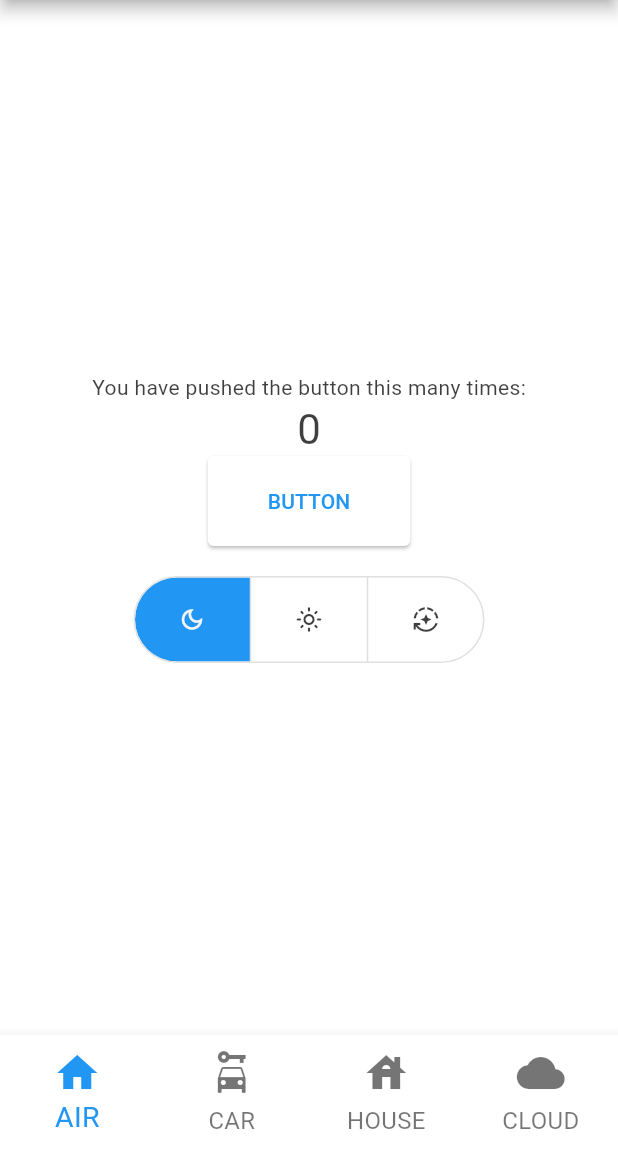
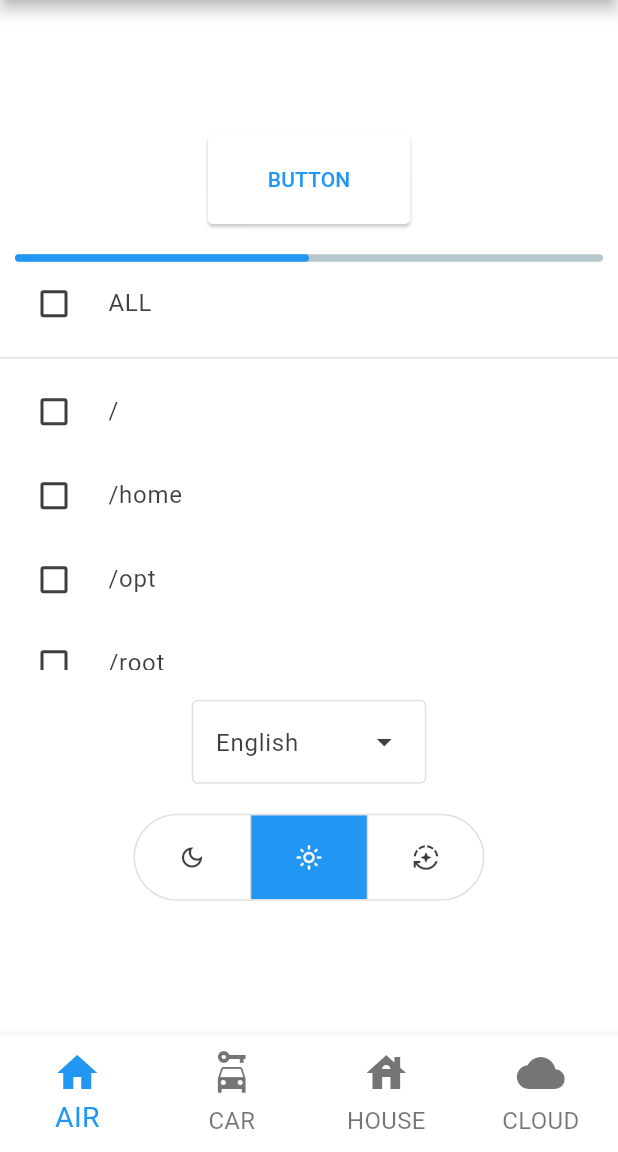
Before and after one commit to ticktechman/flutter-study, a Flutter app: the screen it shows after launch, on a phone screen of 412 x 824 dp, the part 84-1236 px from its top. Run offline on Flutter 3.47's test engine with Material 3 defaults, Android fonts, the light colour scheme and no system bars; drawn by our look-alikes of percent_indicator; generated files the repository leaves out were written again; Roboto replaces fonts that are missing (Voltaire).

Commit message:
add some widget

```diff
--- a/themes/lib/main.dart
+++ b/themes/lib/main.dart
@@ -1,5 +1,6 @@
 import 'package:flutter/cupertino.dart';
 import 'package:flutter/material.dart';
+import 'package:percent_indicator/linear_percent_indicator.dart';
 import 'package:provider/provider.dart';
 
 void main() {
@@ -72,6 +73,7 @@ var light = ThemeData(
       ),
     ),
   ),
+  dividerTheme: DividerThemeData(color: Colors.grey.shade300),
   useMaterial3: true,
 );
 
@@ -86,8 +88,6 @@ class AppSettings with ChangeNotifier {
     notifyListeners();
   }
 }
-
-var curTheme = ThemeMode.dark;
 
 class MyApp extends StatelessWidget {
   const MyApp({super.key});
@@ -129,30 +129,22 @@ class MyHomePage extends StatefulWidget {
 }
 
 class _MyHomePageState extends State<MyHomePage> {
-  int _counter = 0;
   int _selected = 0;
-  Set<ThemeMode> selections = <ThemeMode>{ThemeMode.dark};
+  Set<ThemeMode> selections = <ThemeMode>{ThemeMode.light};
+  bool cbvalue1 = false;
+  bool cbvalue2 = false;
+  bool allselect = false;
 
-  void _incrementCounter() {
-    setState(() {
-      // This call to setState tells the Flutter framework that something has
-      // changed in this State, which causes it to rerun the build method below
-      // so that the display can reflect the updated values. If we changed
-      // _counter without calling setState(), then the build method would not be
-      // called again, and so nothing would appear to happen.
-      _counter++;
-    });
+  List<String> partions = ["/", "/home", "/opt", "/root"];
+  List<bool> checked = [];
+  @override
+  void initState() {
+    super.initState();
+    checked = List<bool>.generate(partions.length, (i) => false);
   }
 
   @override
   Widget build(BuildContext context) {
-    // This method is rerun every time setState is called, for instance as done
-    // by the _incrementCounter method above.
-    //
-    // The Flutter framework has been optimized to make rerunning build methods
-    // fast, so that you can just rebuild anything that needs updating rather
-    // than having to individually change instances of widgets.
-
     return Scaffold(
       appBar: AppBar(
         leading: DrawerButton(
@@ -178,11 +170,6 @@ class _MyHomePageState extends State<MyHomePage> {
         onTap: (idx) {
           setState(() {
             _selected = idx;
-            if (_selected % 2 == 0) {
-              curTheme = ThemeMode.dark;
-            } else {
-              curTheme = ThemeMode.light;
-            }
           });
         },
         selectedFontSize: 19,
@@ -214,39 +201,89 @@ class _MyHomePageState extends State<MyHomePage> {
           // wireframe for each widget.
           mainAxisAlignment: MainAxisAlignment.center,
           children: <Widget>[
-            const Text(
-              'You have pushed the button this many times:',
-            ),
-            Text(
-              '$_counter',
-              style: Theme.of(context).textTheme.headlineMedium,
-            ),
             ElevatedButton(
               onPressed: () {},
               child: Text('BUTTON'),
             ),
-            SizedBox(
-              height: 20,
+            SizedBox(height: 20),
+            LinearPercentIndicator(
+              percent: 0.5,
+              barRadius: const Radius.circular(2.5),
+              progressColor: Colors.blue,
             ),
+            Column(
+              children: [
+                CheckboxListTile(
+                  title: Text("ALL"),
+                  value: allselect,
+                  controlAffinity: ListTileControlAffinity.leading,
+                  onChanged: (b) {
+                    setState(() {
+                      allselect = b!;
+                      for (var i = 0; i < checked.length; i++) {
+                        checked[i] = allselect;
+                      }
+                    });
+                  },
+                ),
+                Divider(),
+                ConstrainedBox(
+                  constraints: BoxConstraints(maxHeight: 200),
+                  child: ListView.builder(
+                    itemCount: partions.length,
+                    itemBuilder: (context, idx) {
+                      return CheckboxListTile(
+                        title: Text(partions[idx]),
+                        value: checked[idx],
+                        controlAffinity: ListTileControlAffinity.leading,
+                        onChanged: (b) {
+                          setState(() {
+                            checked[idx] = b!;
+                          });
+                        },
+                      );
+                    },
+                  ),
+                ),
+              ],
+            ),
+            SizedBox(height: 20),
+            DropdownMenu<String>(
+              initialSelection: "en",
+              onSelected: (str) {
+                print(str);
+              },
+              dropdownMenuEntries: [
+                DropdownMenuEntry<String>(
+                  value: "en",
+                  label: "English",
+                ),
+                DropdownMenuEntry<String>(
+                  value: "zh",
+                  label: "简体中文",
+                ),
+              ],
+            ),
+            SizedBox(height: 20),
             SegmentedButton<ThemeMode>(
               showSelectedIcon: false,
               segments: const [
                 ButtonSegment<ThemeMode>(
                   value: ThemeMode.dark,
                   icon: Icon(Icons.dark_mode_outlined),
-                  tooltip: 'dark',
+                  tooltip: 'DARK',
                 ),
                 ButtonSegment<ThemeMode>(
                   value: ThemeMode.light,
                   icon: Icon(
                     Icons.light_mode_outlined,
                   ),
-                  tooltip: 'light',
+                  tooltip: 'LIGHT',
                 ),
                 ButtonSegment<ThemeMode>(
                   value: ThemeMode.system,
                   icon: Icon(Icons.auto_mode),
-                  tooltip: 'system',
+                  tooltip: 'SYSTEM',
                 )
               ],
               selected: selections,
--- a/themes/pubspec.yaml
+++ b/themes/pubspec.yaml
@@ -36,6 +36,7 @@ dependencies:
   # Use with the CupertinoIcons class for iOS style icons.
   cupertino_icons: ^1.0.2
   provider: ^6.1.1
+  percent_indicator: ^4.2.3
 
 dev_dependencies:
   flutter_test:
```
Also changed, not shown: themes/pubspec.lock.
